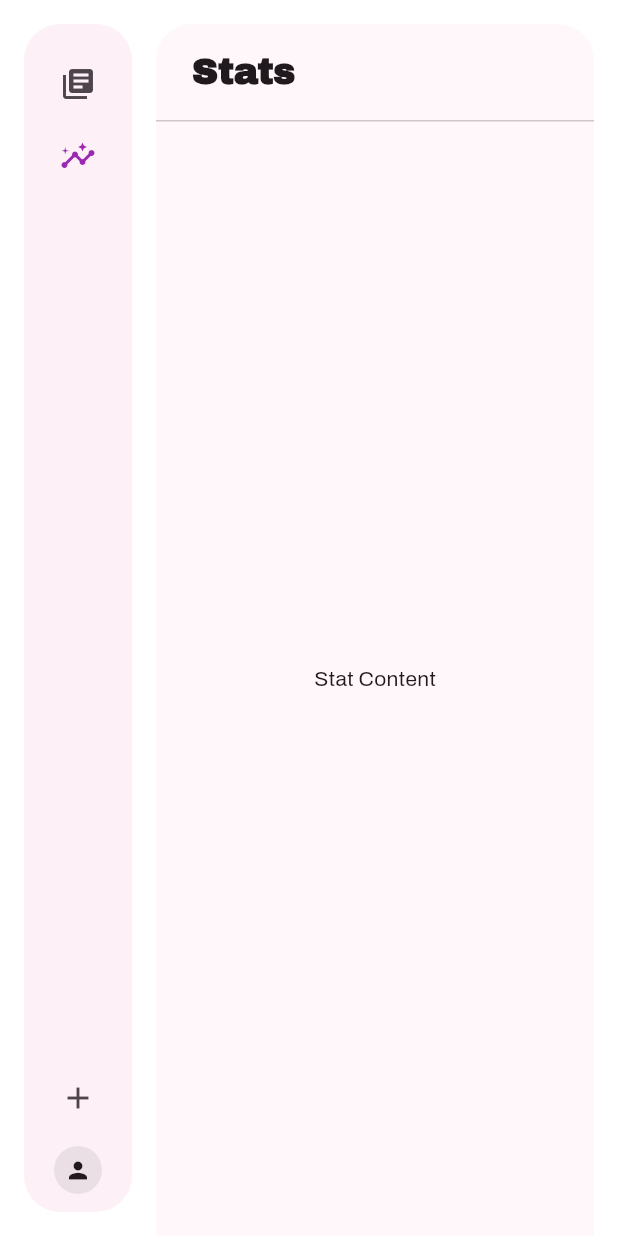
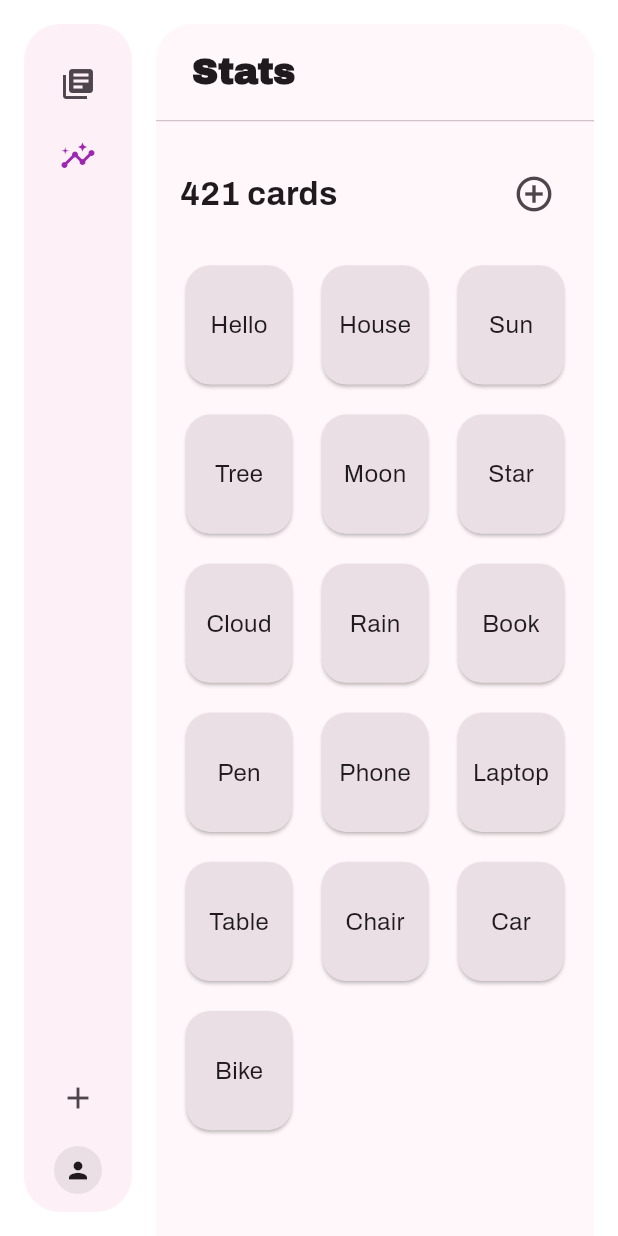
Before and after one commit to GOeda-Co/frontend, a Flutter app: the screen it shows after launch, after a tap on the "insights" icon, on a phone screen of 412 x 824 dp. Run offline on Flutter 3.47's test engine with Material 3 defaults, Android fonts, the phone set to English and light mode, and no system bars; our stand-ins replace equatable, google_fonts.

Commit message:
feat: my_cards_page basic introduced

```diff
--- a/lib/layout/app_shell.dart
+++ b/lib/layout/app_shell.dart
@@ -1,6 +1,6 @@
 import 'package:flutter/material.dart';
 import '../pages/decks/decks_page.dart';
-import '../pages/stats/stats_page.dart';
+import '../pages/cards/cards_page.dart';
 import '../widgets/top_bar.dart';
 
 class AppShell extends StatefulWidget {
@@ -14,7 +14,7 @@ class _AppShellState extends State<AppShell> {
   int selectedIndex = 0;
 
   final List<String> titles = ['Decks', 'Stats'];
-  final List<Widget> pages = const [DecksPage(), StatsPage()];
+  final List<Widget> pages = const [DecksPage(), CardsPage()];
 
   @override
   Widget build(BuildContext context) {
--- /dev/null
+++ b/lib/pages/cards/cards_page.dart
@@ -0,0 +1,67 @@
+import 'package:flutter/material.dart';
+
+class CardsPage extends StatelessWidget {
+  const CardsPage({super.key});
+
+  @override
+  Widget build(BuildContext context) {
+    final List<String> cards = [
+      'Hello', 'House', 'Sun', 'Tree', 'Moon', 'Star', 'Cloud', 'Rain',
+      'Book', 'Pen', 'Phone', 'Laptop', 'Table', 'Chair', 'Car', 'Bike',
+    ];
+
+    return Scaffold(
+      body: Padding(
+        padding: const EdgeInsets.symmetric(horizontal: 16, vertical: 24),
+        child: Column(
+          children: [
+            Row(
+              mainAxisAlignment: MainAxisAlignment.spaceBetween,
+              children: [
+                const Text(
+                  '421 cards',
+                  style: TextStyle(
+                    fontSize: 22,
+                    fontWeight: FontWeight.bold,
+                  ),
+                ),
+                IconButton(
+                  onPressed: () {},
+                  icon: const Icon(Icons.add_circle_outline, size: 28),
+                ),
+              ],
+            ),
+            const SizedBox(height: 12),
+
+            Expanded(
+              child: GridView.builder(
+                itemCount: cards.length,
+                padding: const EdgeInsets.only(top: 8),
+                gridDelegate: const SliverGridDelegateWithFixedCrossAxisCount(
+                  crossAxisCount: 3,
+                  mainAxisSpacing: 12,
+                  crossAxisSpacing: 12,
+                  childAspectRatio: 0.9,
+                ),
+                itemBuilder: (context, index) {
+                  return Card(
+                    shape: RoundedRectangleBorder(
+                      borderRadius: BorderRadius.circular(16),
+                    ),
+                    color: Theme.of(context).colorScheme.surfaceContainerHighest,
+                    child: Center(
+                      child: Text(
+                        cards[index],
+                        style: const TextStyle(fontSize: 16),
+                      ),
+                    ),
+                  );
+                },
+              ),
+            ),
+          ],
+        ),
+      ),
+    );
+  }
+}
--- a/lib/pages/stats/stats_page.dart
+++ /dev/null
@@ -1,12 +0,0 @@
-import 'package:flutter/material.dart';
-
-class StatsPage extends StatelessWidget {
-  const StatsPage({super.key});
-
-  @override
-  Widget build(BuildContext context) {
-    return const Center(
-      child: Text('Stat Content'),
-    );
-  }
-}
```
